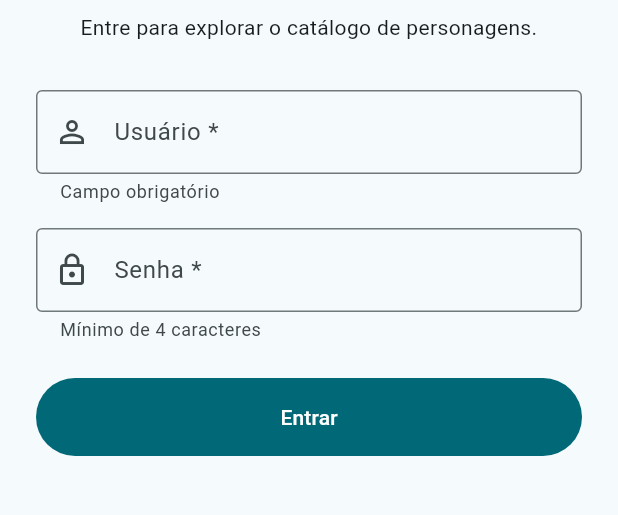
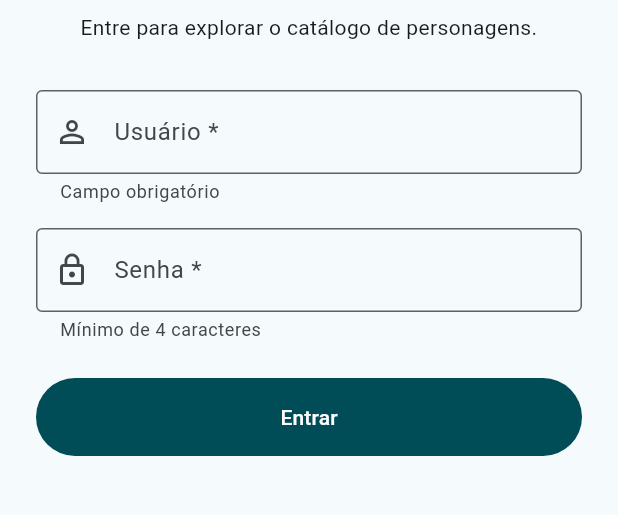
Before and after one commit to LucasStop/mobile_dev_guia_interdimensional_somativo1, a Flutter app: the screen it shows after launch, on a phone screen of 412 x 824 dp, the part 417-932 px from its top. Run offline on Flutter 3.47's test engine with Material 3 defaults, Android fonts, the phone set to English and light mode, and no system bars; our stand-ins replace shared_preferences.

Commit message:
feat(a11y): add high contrast theme, touch targets and text scale ceiling

```diff
--- a/lib/main.dart
+++ b/lib/main.dart
@@ -6,6 +6,7 @@ import 'providers/auth_provider.dart';
 import 'providers/character_list_provider.dart';
 import 'screens/catalog_screen.dart';
 import 'screens/login_screen.dart';
+import 'theme/app_theme.dart';
 
 Future<void> main() async {
   WidgetsFlutterBinding.ensureInitialized();
@@ -29,8 +30,15 @@ class GuiaInterdimensionalApp extends StatelessWidget {
       child: MaterialApp(
         title: 'Guia Interdimensional',
         debugShowCheckedModeBanner: false,
-        theme: ThemeData(
-          colorScheme: ColorScheme.fromSeed(seedColor: const Color(0xFF00B5CC)),
+        theme: AppTheme.light(),
+        darkTheme: AppTheme.dark(),
+        // O aumento de fonte do sistema é respeitado, mas com teto: acima de
+        // 1.6x o layout deixaria de caber (RF10).
+        builder: (context, child) => MediaQuery(
+          data: MediaQuery.of(context).copyWith(
+            textScaler: AppTheme.clampTextScaler(context),
+          ),
+          child: child!,
         ),
         home: const _SessionGate(),
       ),
--- /dev/null
+++ b/lib/theme/app_theme.dart
@@ -0,0 +1,59 @@
+import 'package:flutter/material.dart';
+
+/// Tema do app, com as decisões de acessibilidade centralizadas (RF10).
+///
+/// Três coisas ficam aqui em vez de espalhadas pelas telas: o contraste das
+/// cores, o tamanho mínimo dos alvos de toque e o teto do aumento de fonte.
+class AppTheme {
+  /// Verde-ciano da série. Serve de semente para as duas variantes.
+  static const _seed = Color(0xFF00B5CC);
+
+  /// `contrastLevel` acima do padrão empurra o Material 3 a gerar pares de
+  /// texto e fundo com separação maior, em vez de confiar no contraste
+  /// mínimo que a paleta padrão aceita.
+  static ThemeData light() => _build(Brightness.light);
+  static ThemeData dark() => _build(Brightness.dark);
+
+  static ThemeData _build(Brightness brightness) {
+    final scheme = ColorScheme.fromSeed(
+      seedColor: _seed,
+      brightness: brightness,
+      contrastLevel: 0.3,
+    );
+
+    // 48dp é o alvo de toque mínimo recomendado para dedo; abaixo disso o
+    // botão fica difícil de acertar, o que é o item de área de toque do RF10.
+    const minimumTarget = Size(48, 48);
+
+    return ThemeData(
+      colorScheme: scheme,
+      useMaterial3: true,
+      filledButtonTheme: FilledButtonThemeData(
+        style: FilledButton.styleFrom(minimumSize: minimumTarget),
+      ),
+      elevatedButtonTheme: ElevatedButtonThemeData(
+        style: ElevatedButton.styleFrom(minimumSize: minimumTarget),
+      ),
+      textButtonTheme: TextButtonThemeData(
+        style: TextButton.styleFrom(minimumSize: minimumTarget),
+      ),
+      iconButtonTheme: IconButtonThemeData(
+        style: IconButton.styleFrom(minimumSize: minimumTarget),
+      ),
+      listTileTheme: const ListTileThemeData(minVerticalPadding: 12),
+    );
+  }
+
+  /// Teto para o aumento de fonte do sistema.
+  ///
+  /// O app respeita a preferência do usuário — o texto cresce e os cards
+  /// crescem junto — mas acima de 1.6x nem uma grade de duas colunas comporta
+  /// o nome de um personagem, então o fator para nesse ponto em vez de cortar
+  /// texto na tela.
+  static TextScaler clampTextScaler(BuildContext context) {
+    return MediaQuery.textScalerOf(context).clamp(
+      minScaleFactor: 1.0,
+      maxScaleFactor: 1.6,
+    );
+  }
+}
```
